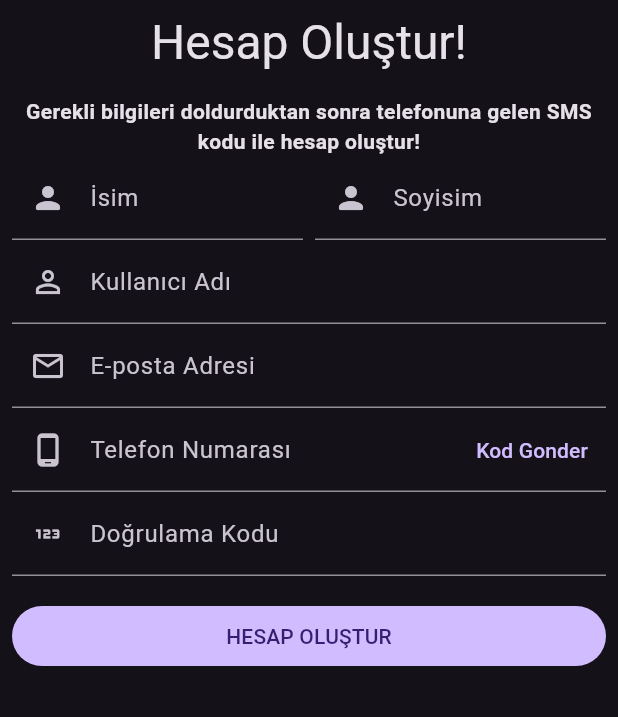
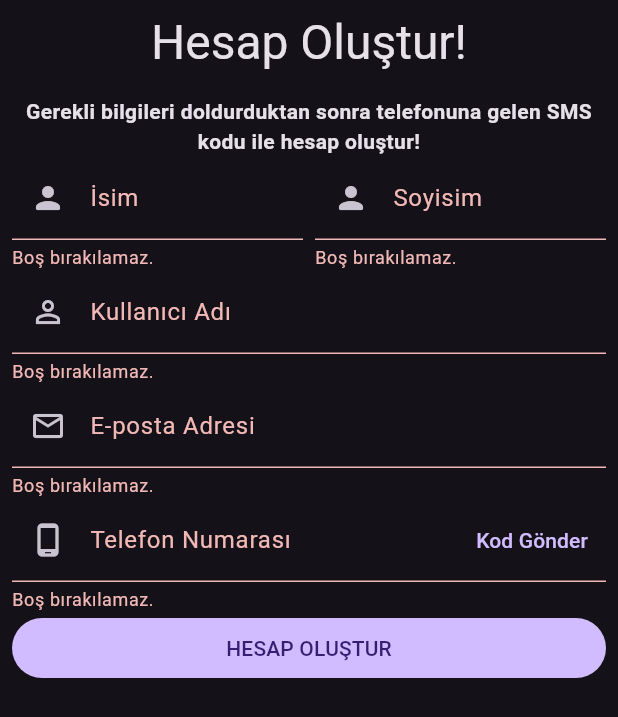
Before and after one commit to ygtsmt/todo_list_case_study, a Flutter app: the RegisterForm widget shown alone on an empty page, opened directly, after a tap on "HESAP OLUŞTUR", on a phone screen of 412 x 824 dp. Shown: the top 717 px of the screen. Run offline on Flutter 3.47's test engine with Material 2 defaults, Android fonts, the phone set to English and light mode, and no system bars; our stand-ins replace bloc, cloud_firestore, equatable, firebase_auth, firebase_core, flutter_bloc and 1 more; missing offline and left inert: flutter_adaptive_ui; accounts and stored records are empty.

Commit message:
register with auth and connect create database with Firebase UID

```diff
--- a/lib/app/features/auth/login/ui/login_form.dart
+++ b/lib/app/features/auth/login/ui/login_form.dart
@@ -32,8 +32,6 @@ class _LoginFormState extends State<LoginForm> {
     _smsCodeController.dispose();
     super.dispose();
   }
-
-  final String verificationId = "";
 
   @override
   Widget build(final BuildContext context) {
@@ -133,7 +131,6 @@ class _LoginFormState extends State<LoginForm> {
                               const SizedBox(
                                 height: 16,
                               ),
-
                               SizedBox(
                                 width: double.infinity,
                                 child: FilledButton(
@@ -152,8 +149,7 @@ class _LoginFormState extends State<LoginForm> {
                           onPressed: () {
                             Navigator.push(
                               context,
-                              MaterialPageRoute(
-                                  builder: (context) => const RegisterScreen()),
+                              MaterialPageRoute(builder: (context) => const RegisterScreen()),
                             );
                           },
                           child: RichText(
--- a/lib/app/features/auth/register/bloc/register_bloc.dart
+++ b/lib/app/features/auth/register/bloc/register_bloc.dart
@@ -1,13 +1,23 @@
-import 'package:bloc/bloc.dart';
-import 'package:meta/meta.dart';
-
-part 'register_event.dart';
-part 'register_state.dart';
+import 'package:flutter_bloc/flutter_bloc.dart';
+import 'package:todo_list_case_study/app/features/auth/register/bloc/register_event.dart';
+import 'package:todo_list_case_study/app/features/auth/register/bloc/register_state.dart';
+import 'package:todo_list_case_study/app/features/auth/register/data/register_services.dart';
 
 class RegisterBloc extends Bloc<RegisterEvent, RegisterState> {
-  RegisterBloc() : super(RegisterInitial()) {
-    on<RegisterEvent>((event, emit) {
-      // TODO: implement event handler
-    });
+  final FirestoreService _firestoreService;
+
+  RegisterBloc(this._firestoreService) : super(RegisterInitial()) {
+    on<AddUser>(
+      (event, emit) async {
+        try {
+          emit(RegisterLoading());
+          await _firestoreService.addUser(event.user, event.userUID);
+          emit(RegisterOperationSuccess('Register successfully.'));
+        } catch (e) {
+          emit(RegisterError('Failed to register.'));
+        }
+      },
+    );
+
   }
 }
--- a/lib/app/features/auth/register/bloc/register_event.dart
+++ b/lib/app/features/auth/register/bloc/register_event.dart
@@ -1,4 +1,12 @@
-part of 'register_bloc.dart';
+import 'package:flutter/material.dart';
+import 'package:todo_list_case_study/app/features/auth/register/data/model/user_model.dart';
 
 @immutable
-sealed class RegisterEvent {}
+abstract class RegisterEvent {}
+
+class AddUser extends RegisterEvent {
+  final UserModel user;
+  final String userUID;
+
+  AddUser(this.user, this.userUID);
+}
--- a/lib/app/features/auth/register/bloc/register_state.dart
+++ b/lib/app/features/auth/register/bloc/register_state.dart
@@ -1,6 +1,20 @@
-part of 'register_bloc.dart';
+import 'package:flutter/material.dart';
 
 @immutable
-sealed class RegisterState {}
+abstract class RegisterState {}
 
-final class RegisterInitial extends RegisterState {}
+class RegisterInitial extends RegisterState {}
+
+class RegisterLoading extends RegisterState {}
+
+class RegisterOperationSuccess extends RegisterState {
+  final String message;
+
+  RegisterOperationSuccess(this.message);
+}
+
+class RegisterError extends RegisterState {
+  final String errorMessage;
+
+  RegisterError(this.errorMessage);
+}
--- /dev/null
+++ b/lib/app/features/auth/register/data/model/user_model.dart
@@ -0,0 +1,32 @@
+class UserModel {
+  String name;
+  String surName;
+  String nickName;
+  String eMail;
+  String phoneNumber;
+
+  UserModel({
+    required this.name,
+    required this.surName,
+    required this.nickName,
+    required this.eMail,
+    required this.phoneNumber,
+  });
+
+
+  UserModel copyWith({
+   String? name,
+  String? surName,
+  String? nickName,
+  String? eMail,
+  String? phoneNumber,
+  }) {
+    return UserModel(
+      name: name ?? this.name,
+      surName: surName ?? this.surName,
+      nickName: nickName ?? this.nickName,
+      eMail: eMail ?? this.eMail,
+      phoneNumber: phoneNumber ?? this.phoneNumber,
+    );
+  }
+}
--- /dev/null
+++ b/lib/app/features/auth/register/data/register_services.dart
@@ -0,0 +1,17 @@
+import 'package:cloud_firestore/cloud_firestore.dart';
+import 'package:firebase_auth/firebase_auth.dart';
+import 'package:todo_list_case_study/app/features/auth/register/data/model/user_model.dart';
+
+class FirestoreService {
+  final FirebaseFirestore _firestore = FirebaseFirestore.instance;
+  final auth = FirebaseAuth.instance;
+  Future<void> addUser(UserModel user, String userUID) async {
+    return await _firestore.collection('users').doc(userUID).set({
+      'name': user.name,
+      'surName': user.surName,
+      'nickName': user.nickName,
+      'eMail': user.eMail,
+      'phoneNumber': user.phoneNumber,
+    });
+  }
+}
--- a/lib/app/features/auth/register/ui/register_form.dart
+++ b/lib/app/features/auth/register/ui/register_form.dart
@@ -1,5 +1,13 @@
+import 'package:firebase_auth/firebase_auth.dart';
 import 'package:flutter/material.dart';
+import 'package:flutter_bloc/flutter_bloc.dart';
 import 'package:form_field_validator/form_field_validator.dart';
+import 'package:todo_list_case_study/app/features/auth/login/bloc/phone_auth_bloc.dart';
+import 'package:todo_list_case_study/app/features/auth/register/bloc/register_bloc.dart';
+import 'package:todo_list_case_study/app/features/auth/register/bloc/register_event.dart';
+import 'package:todo_list_case_study/app/features/auth/register/bloc/register_state.dart';
+import 'package:todo_list_case_study/app/features/auth/register/data/model/user_model.dart';
+import 'package:todo_list_case_study/app/ui/home_screen.dart';
 
 class RegisterForm extends StatefulWidget {
   const RegisterForm({
@@ -11,22 +19,37 @@ class RegisterForm extends StatefulWidget {
 }
 
 class _RegisterFormState extends State<RegisterForm> {
-  bool _obscureText = true;
   final TextEditingController _phoneNumberController = TextEditingController();
   final TextEditingController _userNickName = TextEditingController();
   final TextEditingController _userNameController = TextEditingController();
   final TextEditingController _userSurnameController = TextEditingController();
+  final TextEditingController _emailController = TextEditingController();
   final TextEditingController _smsCodeController = TextEditingController();
   final GlobalKey<FormState> _formKey = GlobalKey<FormState>();
-
   @override
-  void initState() {
-    super.initState();
-    _obscureText = true;
+  Widget build(final BuildContext context) {
+    return BlocListener<PhoneAuthBloc, PhoneAuthState>(
+      listener: (context, state) {
+        if (state is PhoneAuthVerified) {
+          ScaffoldMessenger.of(context).showSnackBar(
+            const SnackBar(
+              content: Text("Kod Doğrulandı!"),
+            ),
+          );
         }
 
-  @override
-  Widget build(final BuildContext context) {
+        if (state is PhoneAuthError) {
+          ScaffoldMessenger.of(context).showSnackBar(
+            SnackBar(
+              content: Text(state.error),
+            ),
+          );
+        }
+      },
+      child: BlocBuilder<PhoneAuthBloc, PhoneAuthState>(
+        builder: (context, phoneAuthstate) {
+          return BlocBuilder<RegisterBloc, RegisterState>(
+            builder: (context, registerBlocstate) {
               return SafeArea(
                 minimum: const EdgeInsets.all(8),
                 child: SizedBox(
@@ -60,9 +83,7 @@ class _RegisterFormState extends State<RegisterForm> {
                                 keyboardType: TextInputType.text,
                                 textInputAction: TextInputAction.done,
                                 validator: MultiValidator(
-                        [
-                          RequiredValidator(errorText: 'error'),
-                        ],
+                                  [RequiredValidator(errorText: 'Boş bırakılamaz.')],
                                 ),
                               ),
                             ),
@@ -78,11 +99,7 @@ class _RegisterFormState extends State<RegisterForm> {
                                 ),
                                 keyboardType: TextInputType.text,
                                 textInputAction: TextInputAction.done,
-                      validator: MultiValidator(
-                        [
-                          RequiredValidator(errorText: 'error'),
-                        ],
-                      ),
+                                validator: MultiValidator([RequiredValidator(errorText: 'Boş bırakılamaz.')]),
                               ),
                             )
                           ],
@@ -95,26 +112,19 @@ class _RegisterFormState extends State<RegisterForm> {
                           ),
                           keyboardType: TextInputType.text,
                           textInputAction: TextInputAction.done,
-                validator: MultiValidator(
-                  [
-                    RequiredValidator(errorText: 'error'),
-                  ],
-                ),
+                          validator: MultiValidator([RequiredValidator(errorText: 'Boş bırakılamaz.')]),
                         ),
                         TextFormField(
-                controller: _userNickName,
+                          controller: _emailController,
                           decoration: const InputDecoration(
                             labelText: 'E-posta Adresi',
                             prefixIcon: Icon(Icons.email_outlined),
                           ),
                           keyboardType: TextInputType.text,
                           textInputAction: TextInputAction.done,
-                validator: MultiValidator(
-                  [
-                    RequiredValidator(errorText: 'error'),
-                  ],
+                          validator: MultiValidator([RequiredValidator(errorText: 'Boş bırakılamaz.')]),
                         ),
-              ),
+                        if (phoneAuthstate is! PhoneAuthCodeSentSuccess)
                           TextFormField(
                             controller: _phoneNumberController,
                             textInputAction: TextInputAction.next,
@@ -126,16 +136,19 @@ class _RegisterFormState extends State<RegisterForm> {
                                 Icons.phone_android_outlined,
                               ),
                               suffixIcon: TextButton(
-                    onPressed: () {},
-                    child: const Text("Kod Gonder"),
+                                onPressed: () {
+                                  context
+                                      .read<PhoneAuthBloc>()
+                                      .add(SendOtpToPhoneEvent(phoneNumber: _phoneNumberController.text));
+                                },
+                                child: const Text("Kod Gönder"),
                               ),
                             ),
-                validator: MultiValidator(
-                  [
-                    RequiredValidator(errorText: 'error'),
-                  ],
-                ),
-              ),
+                            validator: MultiValidator([RequiredValidator(errorText: 'Boş bırakılamaz.')]),
+                          )
+                        else
+                          Column(
+                            children: [
                               TextFormField(
                                 controller: _smsCodeController,
                                 decoration: const InputDecoration(
@@ -143,12 +156,9 @@ class _RegisterFormState extends State<RegisterForm> {
                                   prefixIcon: Icon(Icons.onetwothree_outlined),
                                 ),
                                 keyboardType: TextInputType.number,
-                obscureText: _obscureText,
                                 textInputAction: TextInputAction.done,
                                 validator: MultiValidator(
-                  [
-                    RequiredValidator(errorText: 'error'),
-                  ],
+                                  [RequiredValidator(errorText: 'Boş bırakılamaz.')],
                                 ),
                               ),
                               const SizedBox(
@@ -157,7 +167,46 @@ class _RegisterFormState extends State<RegisterForm> {
                               SizedBox(
                                   width: double.infinity,
                                   child: FilledButton(
-                    onPressed: () async {},
+                                    onPressed: () {
+                                      context.read<PhoneAuthBloc>().add(VerifySentOtpEvent(
+                                          otpCode: _smsCodeController.text,
+                                          verificationId: phoneAuthstate.verificationId));
+                                    },
+                                    child: const Text(
+                                      'DOĞRULA',
+                                    ),
+                                  )),
+                            ],
+                          ),
+                        SizedBox(
+                            width: double.infinity,
+                            child: FilledButton(
+                              onPressed: () {
+                                if (_formKey.currentState!.validate()) {
+                                  if (phoneAuthstate is PhoneAuthVerified) {
+                                    final auth = FirebaseAuth.instance;
+                                    final user = UserModel(
+                                        name: _userNameController.text,
+                                        surName: _userSurnameController.text,
+                                        nickName: _userNickName.text,
+                                        eMail: _emailController.text,
+                                        phoneNumber: _phoneNumberController.text);
+                                    context.read<RegisterBloc>().add(AddUser(user, auth.currentUser!.uid));
+
+                                    Navigator.of(context).pushReplacement(
+                                      MaterialPageRoute(
+                                        builder: (_) => const HomeScreen(),
+                                      ),
+                                    );
+                                  } else {
+                                    ScaffoldMessenger.of(context).showSnackBar(
+                                      const SnackBar(
+                                        content: Text("Telefon doğrulaması gerekiyor."),
+                                      ),
+                                    );
+                                  }
+                                }
+                              },
                               child: const Text(
                                 'HESAP OLUŞTUR',
                               ),
@@ -168,5 +217,10 @@ class _RegisterFormState extends State<RegisterForm> {
                   ),
                 ),
               );
+            },
+          );
+        },
+      ),
+    );
   }
 }
--- a/lib/app/features/auth/register/ui/register_screen.dart
+++ b/lib/app/features/auth/register/ui/register_screen.dart
@@ -2,6 +2,7 @@ import "package:flutter/material.dart";
 import "package:flutter_adaptive_ui/flutter_adaptive_ui.dart";
 import "package:flutter_bloc/flutter_bloc.dart";
 import "package:todo_list_case_study/app/features/auth/register/bloc/register_bloc.dart";
+import "package:todo_list_case_study/app/features/auth/register/bloc/register_state.dart";
 import "package:todo_list_case_study/app/features/auth/register/ui/register_form.dart";
 
 class RegisterScreen extends StatelessWidget {
--- a/lib/main.dart
+++ b/lib/main.dart
@@ -6,6 +6,7 @@ import 'package:todo_list_case_study/app/features/auth/login/bloc/phone_auth_blo
 import 'package:todo_list_case_study/app/features/auth/login/data/repository/phone_auth_repository.dart';
 import 'package:todo_list_case_study/app/features/auth/login/ui/login_screen.dart';
 import 'package:todo_list_case_study/app/features/auth/register/bloc/register_bloc.dart';
+import 'package:todo_list_case_study/app/features/auth/register/data/register_services.dart';
 import 'package:todo_list_case_study/app/features/profile/bloc/profile_bloc.dart';
 import 'package:todo_list_case_study/app/features/todos/bloc/todos_bloc.dart';
 import 'package:todo_list_case_study/core/firebase_options.dart';
@@ -28,7 +29,7 @@ class MainApp extends StatelessWidget {
             create: (BuildContext context) => PhoneAuthBloc(phoneAuthRepository: PhoneAuthRepository()),
           ),
           BlocProvider<RegisterBloc>(
-            create: (BuildContext context) => RegisterBloc(),
+            create: (BuildContext context) => RegisterBloc(FirestoreService()),
           ),
           BlocProvider<AppBloc>(
             create: (BuildContext context) => AppBloc(),
```
Lines whose indentation alone changed are shown as unchanged.
